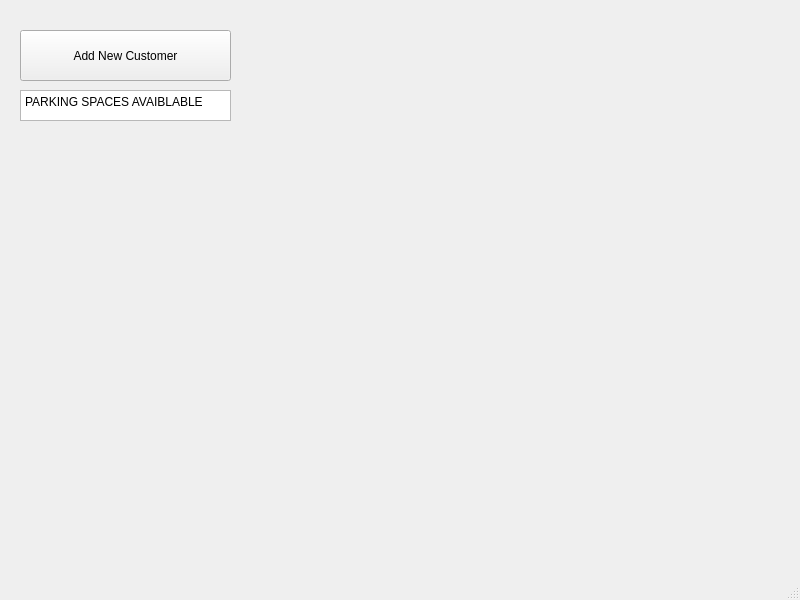
Old version of the form Window/mainwindow.ui in the repository AllenJK1/ParkingSys.
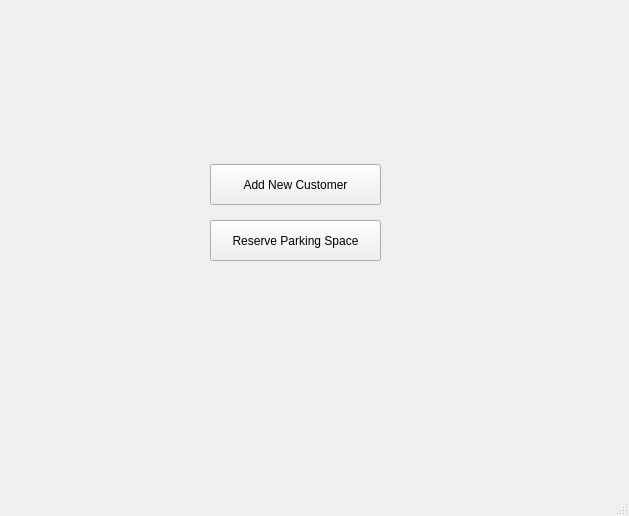
New version of the form.

The edit to the form file:
```diff
--- a/Window/mainwindow.ui
+++ b/Window/mainwindow.ui
@@ -6,8 +6,8 @@
    <rect>
     <x>0</x>
     <y>0</y>
-    <width>800</width>
-    <height>600</height>
+    <width>629</width>
+    <height>516</height>
    </rect>
   </property>
   <property name="windowTitle">
@@ -17,45 +17,27 @@
    <widget class="QPushButton" name="pushButton">
     <property name="geometry">
      <rect>
-      <x>20</x>
-      <y>30</y>
-      <width>211</width>
-      <height>51</height>
+      <x>210</x>
+      <y>164</y>
+      <width>171</width>
+      <height>41</height>
      </rect>
     </property>
     <property name="text">
      <string>Add New Customer</string>
     </property>
    </widget>
-   <widget class="QWidget" name="gridLayoutWidget">
+   <widget class="QPushButton" name="pushButton_2">
     <property name="geometry">
      <rect>
-      <x>30</x>
-      <y>130</y>
-      <width>221</width>
-      <height>121</height>
+      <x>210</x>
+      <y>220</y>
+      <width>171</width>
+      <height>41</height>
      </rect>
     </property>
-    <layout class="QGridLayout" name="AvailableSpaces"/>
-   </widget>
-   <widget class="QTextEdit" name="textEdit">
-    <property name="geometry">
-     <rect>
-      <x>20</x>
-      <y>90</y>
-      <width>211</width>
-      <height>31</height>
-     </rect>
-    </property>
-    <property name="html">
-     <string>&lt;!DOCTYPE HTML PUBLIC &quot;-//W3C//DTD HTML 4.0//EN&quot; &quot;http://www.w3.org/TR/REC-html40/strict.dtd&quot;&gt;
-&lt;html&gt;&lt;head&gt;&lt;meta name=&quot;qrichtext&quot; content=&quot;1&quot; /&gt;&lt;meta charset=&quot;utf-8&quot; /&gt;&lt;style type=&quot;text/css&quot;&gt;
-p, li { white-space: pre-wrap; }
-hr { height: 1px; border-width: 0; }
-li.unchecked::marker { content: &quot;\2610&quot;; }
-li.checked::marker { content: &quot;\2612&quot;; }
-&lt;/style&gt;&lt;/head&gt;&lt;body style=&quot; font-family:'Sans Serif'; font-size:9pt; font-weight:400; font-style:normal;&quot;&gt;
-&lt;p style=&quot; margin-top:0px; margin-bottom:0px; margin-left:0px; margin-right:0px; -qt-block-indent:0; text-indent:0px;&quot;&gt;PARKING SPACES AVAIBLABLE&lt;/p&gt;&lt;/body&gt;&lt;/html&gt;</string>
+    <property name="text">
+     <string>Reserve Parking Space</string>
     </property>
    </widget>
   </widget>
```
Left out of the diff: 4 changed lines with no effect on the pictures.
